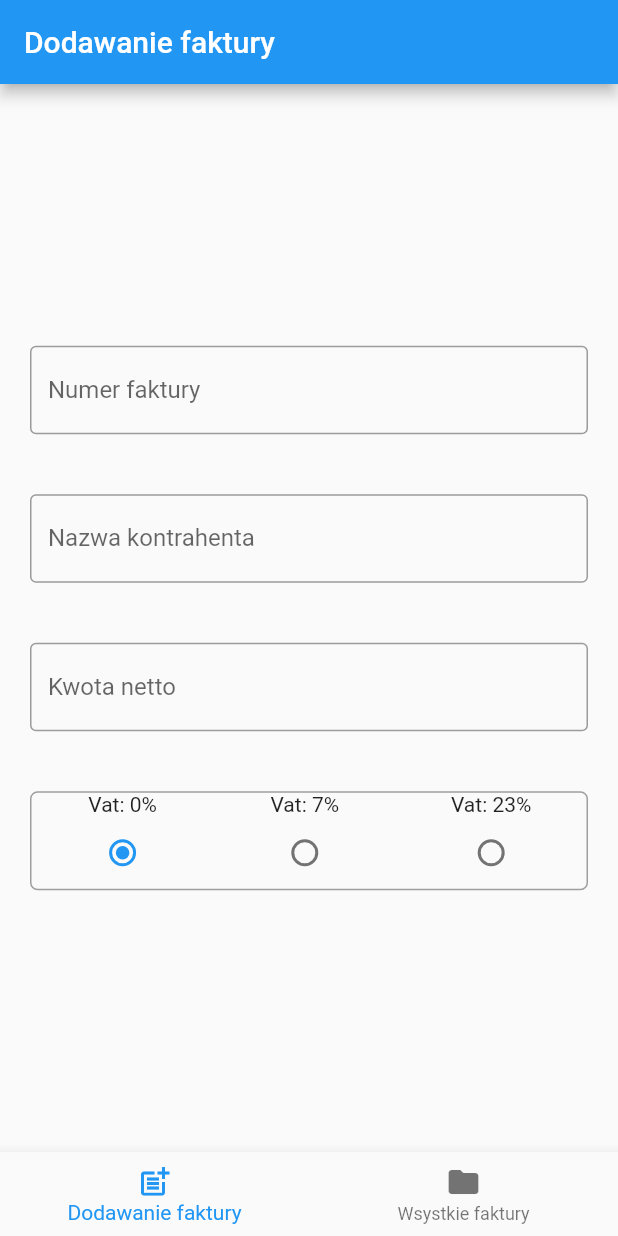
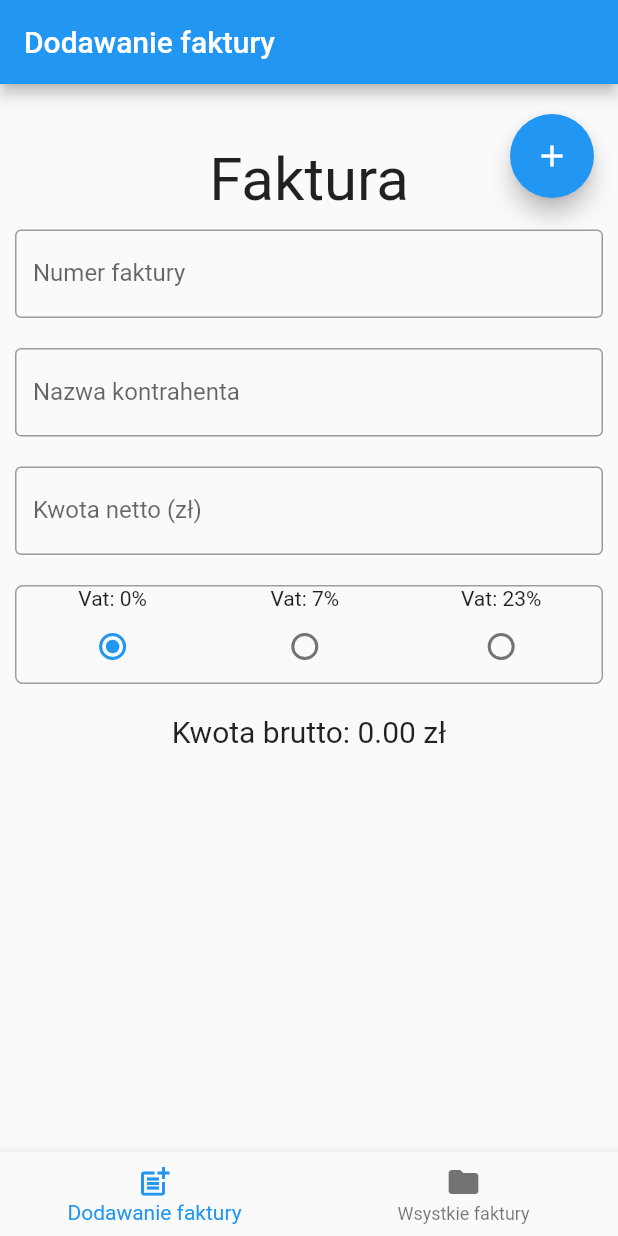
Before and after one commit to mgudalewicz/invoices, a Flutter app: the screen it shows after launch, on a phone screen of 412 x 824 dp. Run offline on Flutter 3.47's test engine with Material 2 defaults, Android fonts, the phone set to English and light mode, and no system bars; our stand-ins replace bloc, cloud_firestore, equatable, firebase_core, flutter_bloc, fluttertoast and 1 more; accounts and stored records are empty.

Commit message:
Implement the addition of invoices to Firebase

```diff
--- a/lib/add_invoice/add_invoice.dart
+++ b/lib/add_invoice/add_invoice.dart
@@ -1,6 +1,8 @@
 import 'package:flutter/material.dart';
+import 'package:flutter/services.dart';
 import 'package:flutter_bloc/flutter_bloc.dart';
 import 'package:invoices/add_invoice/cubit/add_invoice_cubit.dart';
+import 'package:invoices/home_page.dart';
 import 'package:invoices/widgets/app_text_form_field.dart';
 
 class AddInvoicePage extends StatefulWidget {
@@ -13,26 +15,37 @@ class AddInvoicePage extends StatefulWidget {
 }
 
 class _AddInvoicePageState extends State<AddInvoicePage> {
-  final controller = TextEditingController();
   final GlobalKey<FormState> _formKey = GlobalKey<FormState>();
   final GlobalKey<FormFieldState<String>> _invoiceNumberInputKey = GlobalKey<FormFieldState<String>>();
   final GlobalKey<FormFieldState<String>> _counterpartyNameInputKey = GlobalKey<FormFieldState<String>>();
   final GlobalKey<FormFieldState<String>> _netAmountNameInputKey = GlobalKey<FormFieldState<String>>();
 
-  int _vatSelected = 0;
+  int _vatValue = 0;
+  double _grossAmount = 0;
+  double _netAmount = 0;
 
   @override
   Widget build(BuildContext context) {
+    _grossAmount = _netAmount * (100 + _vatValue) / 100;
     return BlocProvider(
         create: (context) => AddInvoiceCubit(),
         child: BlocBuilder<AddInvoiceCubit, AddInvoiceState>(builder: (context, state) {
           return Scaffold(
+            floatingActionButton: _floatingButton(context),
+            floatingActionButtonLocation: FloatingActionButtonLocation.endTop,
             body: Center(
               child: Form(
                 key: _formKey,
-                child: Column(
+                child: ListView(
+                  children: [
+                    Column(
                       mainAxisAlignment: MainAxisAlignment.center,
                       children: <Widget>[
+                        const SizedBox(height: 40),
+                        const Text('Faktura',
+                            style: TextStyle(
+                              fontSize: 40.0,
+                            )),
                         AppTextFormField(
                           formFieldKey: _invoiceNumberInputKey,
                           labelText: 'Numer faktury',
@@ -43,12 +56,15 @@ class _AddInvoicePageState extends State<AddInvoicePage> {
                           labelText: 'Nazwa kontrahenta',
                           hintText: 'Podaj nazwę kontrahenta',
                         ),
-                    AppTextFormField(
-                      formFieldKey: _netAmountNameInputKey,
-                      labelText: 'Kwota netto',
-                      keyboardType: TextInputType.number,
+                        _netAmountTextFormField(),
+                        _choiceVatRate(),
+                        const SizedBox(height: 10),
+                        Text('Kwota brutto: ${_grossAmount.toStringAsFixed(2)} zł',
+                            style: const TextStyle(
+                              fontSize: 20.0,
+                            )),
+                      ],
                     ),
-                    _choiceVatRate(),
                   ],
                 ),
               ),
@@ -57,9 +73,56 @@ class _AddInvoicePageState extends State<AddInvoicePage> {
         }));
   }
 
+  Column _floatingButton(BuildContext context) {
+    return Column(
+      children: [
+        const SizedBox(height: 20),
+        FloatingActionButton(
+          onPressed: () {
+            if (_formKey.currentState!.validate()) {
+              context.read<AddInvoiceCubit>().create(
+                    invoiceNumber: _invoiceNumberInputKey.currentState!.value!,
+                    counterpartyName: _counterpartyNameInputKey.currentState!.value!,
+                    netAmount: _netAmount,
+                    vat: _vatValue / 100,
+                    grossAmount: _grossAmount,
+                  );
+              Navigator.of(context).push(
+                MaterialPageRoute(
+                  builder: (context) => const HomePage(),
+                  fullscreenDialog: true,
+                ),
+              );
+            }
+          },
+          child: const Icon(Icons.add),
+        ),
+      ],
+    );
+  }
+
+  Widget _netAmountTextFormField() {
+    return AppTextFormField(
+      formFieldKey: _netAmountNameInputKey,
+      labelText: 'Kwota netto (zł)',
+      keyboardType: const TextInputType.numberWithOptions(decimal: true),
+      inputFormatters: <TextInputFormatter>[FilteringTextInputFormatter.allow(RegExp(r'^(\d+)?\.?\d{0,2}'))],
+      onChanged: (String value) {
+        setState(() {
+          if (value != '') {
+            _netAmount = double.tryParse(value)!;
+          }
+          if (value == '') {
+            _netAmount = 0;
+          }
+        });
+      },
+    );
+  }
+
   Widget _choiceVatRate() {
     return Container(
-      margin: const EdgeInsets.all(20.0),
+      margin: const EdgeInsets.all(10.0),
       decoration: BoxDecoration(
         border: Border.all(color: Colors.grey),
         borderRadius: const BorderRadius.all(Radius.circular(5.0)),
@@ -72,10 +135,10 @@ class _AddInvoicePageState extends State<AddInvoicePage> {
               const Text('Vat: 0%'),
               Radio(
                   value: 0,
-                  groupValue: _vatSelected,
+                  groupValue: _vatValue,
                   onChanged: (newValue) {
                     setState(() {
-                      _vatSelected = newValue!;
+                      _vatValue = newValue!;
                     });
                   }),
             ],
@@ -85,10 +148,10 @@ class _AddInvoicePageState extends State<AddInvoicePage> {
               const Text('Vat: 7%'),
               Radio(
                   value: 7,
-                  groupValue: _vatSelected,
+                  groupValue: _vatValue,
                   onChanged: (newValue) {
                     setState(() {
-                      _vatSelected = newValue!;
+                      _vatValue = newValue!;
                     });
                   }),
             ],
@@ -98,10 +161,10 @@ class _AddInvoicePageState extends State<AddInvoicePage> {
               const Text('Vat: 23%'),
               Radio(
                   value: 23,
-                  groupValue: _vatSelected,
+                  groupValue: _vatValue,
                   onChanged: (newValue) {
                     setState(() {
-                      _vatSelected = newValue!;
+                      _vatValue = newValue!;
                     });
                   }),
             ],
--- a/lib/home_page.dart
+++ b/lib/home_page.dart
@@ -24,9 +24,9 @@ class _HomePageState extends State<HomePage> {
           ),
           body: Builder(builder: (context) {
             if (currentIndex == 0) {
-              return AddInvoicePage();
+              return const AddInvoicePage();
             }
-            return SizedBox();
+            return const SizedBox();
           }),
           bottomNavigationBar: BottomNavigationBar(
             currentIndex: currentIndex,
--- a/lib/widgets/app_text_form_field.dart
+++ b/lib/widgets/app_text_form_field.dart
@@ -1,4 +1,5 @@
 import 'package:flutter/material.dart';
+import 'package:flutter/services.dart';
 
 class AppTextFormField extends StatelessWidget {
   const AppTextFormField({
@@ -8,6 +9,7 @@ class AppTextFormField extends StatelessWidget {
     this.hintText,
     this.onChanged,
     this.keyboardType = TextInputType.text,
+    this.inputFormatters,
   }) : super(key: key);
 
   final GlobalKey<FormFieldState<String>>? formFieldKey;
@@ -15,12 +17,14 @@ class AppTextFormField extends StatelessWidget {
   final String labelText;
   final String? hintText;
   final ValueChanged<String>? onChanged;
+  final List<TextInputFormatter>? inputFormatters;
 
   @override
   Widget build(BuildContext context) {
     return Padding(
-      padding: const EdgeInsets.all(20.0),
+      padding: const EdgeInsets.all(10.0),
       child: TextFormField(
+        inputFormatters: inputFormatters,
         maxLines: null,
         keyboardType: keyboardType,
         validator: (value) {
```
Also changed, not shown: lib/add_invoice/cubit/add_invoice_cubit.dart (+11 -1 lines), lib/manager/invoices_data_manager.dart (+6 -1 lines). Lines whose indentation alone changed are shown as unchanged.
